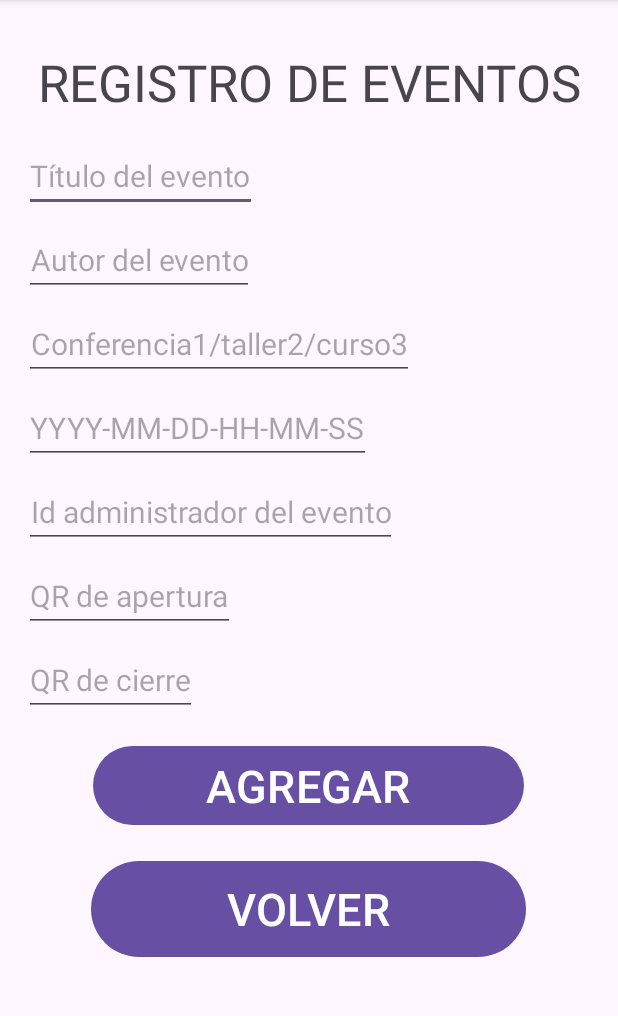
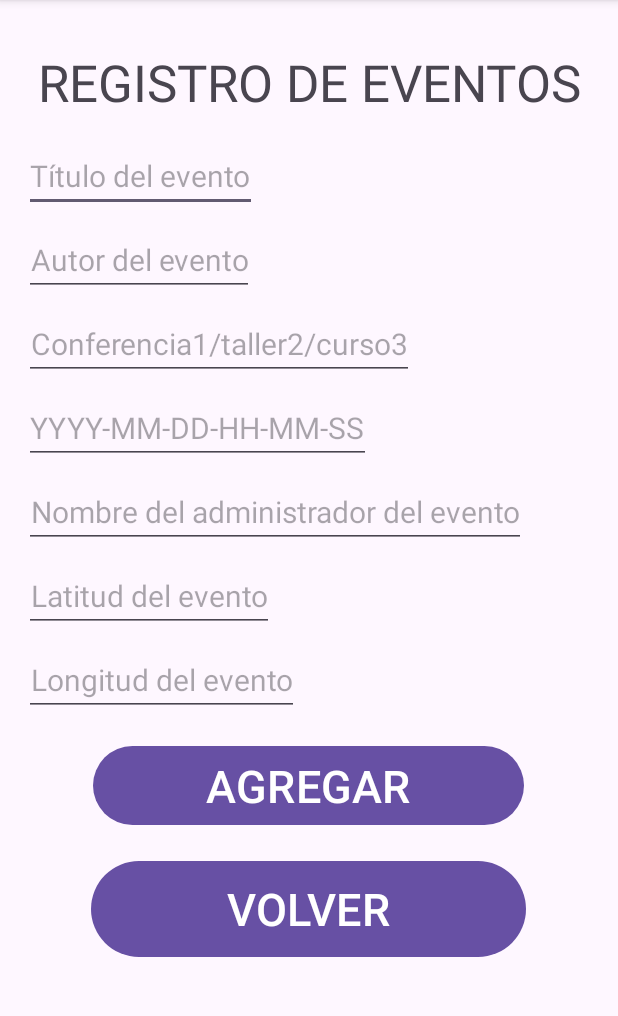
Before and after one commit to Gauruguaya/Acreditads2024, an Android app: the Evento_activity screen opened directly, with no data from a screen before it, on a phone screen of 412 x 824 dp, the part 96-1112 px from its top. Run offline under Robolectric (Android 15) with nearby library versions, the phone set to English and light mode, and no system bars.

```diff
--- a/app/src/main/java/com/example/acreditads2023/Database.java
+++ b/app/src/main/java/com/example/acreditads2023/Database.java
@@ -21,7 +21,10 @@ public class Database extends SQLiteOpenHelper {
                 "docUsuario text, emailUsuario text, tipoUsuario integer, tareaUsuario text, fechaHora text);");
         db.execSQL("create table if not exists Evento(idEvento " +
                 "integer primary key autoincrement, tituloEvento text, autorEvento text," +
-                "tipoEvento integer, fechaHoraEvento text, idAdminEvento integer, qrApertura blob, qrCierre blob);");
+                "tipoEvento integer, fechaHoraEvento text, administradorEvento text, latitudEvento double, longitudEvento double);");
+        /*db.execSQL("create table if not exists Acreditaciones(idInstalacion integer primary key, idUsuario " +
+                "integer foreign key, idEvento integer foreign key, idInstalacion integer primary key autoincrement" +
+                lecturaQR, timeStamp);");*/
     }
 
     @Override
--- a/app/src/main/java/com/example/acreditads2023/Evento_activity.java
+++ b/app/src/main/java/com/example/acreditads2023/Evento_activity.java
@@ -6,15 +6,16 @@ import android.os.Bundle;
 import android.view.View;
 import android.widget.Button;
 import android.widget.EditText;
+
 import androidx.appcompat.app.AppCompatActivity;
+
 public class Evento_activity extends AppCompatActivity {
     private EditText edtTituloEvento;
     private EditText edtAutorEvento;
     private EditText edtTipoEvento;
     private EditText edtFechaHoraEvento;
-    private EditText edtIdAdminEvento;
-    private EditText edtQRaperturaEvento;
-    private EditText edtQRcierreEvento;
+    private EditText edtAdministradorEvento;
+    private EditText edtQREvento;
     private Button btnAgregar;
     private Button btnVolver;
     private Database db;
@@ -26,39 +27,31 @@ public class Evento_activity extends AppCompatActivity {
         setContentView(R.layout.evento_activity);
         btnAgregar = findViewById(R.id.btnAgregar);
         btnVolver = findViewById(R.id.btnVolver);
-        edtTituloEvento = findViewById(R.id.edtTipoEvento);
+        edtTituloEvento = findViewById(R.id.edtTituloEvento);
         edtAutorEvento = findViewById(R.id.edtAutorEvento);
         edtTipoEvento = findViewById(R.id.edtTipoEvento);
         edtFechaHoraEvento = findViewById(R.id.edtFechaHoraEvento);
-        edtIdAdminEvento = findViewById(R.id.edtIdAdminEvento);
-        edtQRaperturaEvento = findViewById(R.id.edtQRaperturaEvento);
-        edtQRcierreEvento = findViewById(R.id.edtQRcierreEvento);
+        edtAdministradorEvento = findViewById(R.id.edtAdministradorEvento);
 
         db = new Database(getApplicationContext());
 
         btnAgregar = findViewById(R.id.btnAgregar);
-        btnAgregar.setOnClickListener(new View.OnClickListener() {
-            @Override
-            public void onClick(View v) {
+        btnAgregar.setOnClickListener(v -> {
             Evento e = new Evento();
             e.setTituloEvento(edtTituloEvento.getText().toString());
             e.setAutorEvento(edtAutorEvento.getText().toString());
             e.setTipoEvento(Integer.parseInt(edtTipoEvento.getText().toString()));
             e.setFechaHoraEvento(edtFechaHoraEvento.getText().toString());
-                e.setIdAdminEvento(Integer.parseInt(edtIdAdminEvento.getText().toString()));
+            e.setAdministradorEvento(edtAdministradorEvento.getText().toString());
 
             EventoDAO eDAO = new EventoDAO(db);
             eDAO.salvar(e);
-            }
         });
 
         btnVolver = findViewById(R.id.btnVolver);
-        btnVolver.setOnClickListener(new View.OnClickListener() {
-            @Override
-            public void onClick(View view) {
+        btnVolver.setOnClickListener(view -> {
             Intent intent = new Intent(getApplicationContext(), MainActivity.class);
             startActivity(intent);
-            }
         });
     }
 }
--- a/app/src/main/res/layout/evento_activity.xml
+++ b/app/src/main/res/layout/evento_activity.xml
@@ -52,31 +52,34 @@
         android:textSize="20sp"/>
 
     <EditText
-        android:id="@+id/edtIdAdminEvento"
+        android:id="@+id/edtAdministradorEvento"
         android:layout_width="wrap_content"
         android:layout_height="wrap_content"
         android:layout_marginTop="8dp"
-        android:hint="Id administrador del evento"
+        android:hint="Nombre del administrador del evento"
         android:inputType="number"
         android:gravity="center"
         android:textSize="20sp"/>
+
     <EditText
-        android:id="@+id/edtQRaperturaEvento"
+        android:id="@+id/edtLatitud"
         android:layout_width="wrap_content"
         android:layout_height="wrap_content"
         android:layout_marginTop="8dp"
-        android:hint="QR de apertura"
+        android:hint="Latitud del evento"
+        android:inputType="number"
         android:gravity="center"
         android:textSize="20sp"/>
+
     <EditText
-        android:id="@+id/edtQRcierreEvento"
+        android:id="@+id/edtLongitud"
         android:layout_width="wrap_content"
         android:layout_height="wrap_content"
         android:layout_marginTop="8dp"
-        android:hint="QR de cierre"
+        android:hint="Longitud del evento"
+        android:inputType="number"
         android:gravity="center"
         android:textSize="20sp"/>
-
     <Button
         android:id="@+id/btnAgregar"
         android:layout_width="wrap_content"
```
Also changed, not shown: app/src/main/java/com/example/acreditads2023/Acreditaciones.java (added, +49 -0 lines), app/src/main/java/com/example/acreditads2023/AcreditacionesDAO.java (added, +58 -0 lines), app/src/main/java/com/example/acreditads2023/Acreditaciones_activity.java (+7 -2 lines), app/src/main/java/com/example/acreditads2023/Agenda_activity.java (+7 -2 lines), app/src/main/java/com/example/acreditads2023/Evento.java (+20 -6 lines), app/src/main/java/com/example/acreditads2023/EventoDAO.java (+11 -4 lines), app/src/main/res/layout/acceso_administradores.xml (+1 -12 lines), app/src/main/res/layout/acreditaciones_activity.xml (+16 -6 lines), app/src/main/res/layout/agenda_activity.xml (+26 -42 lines), app/src/main/AndroidManifest.xml (line endings or trailing spaces). Lines whose indentation alone changed are shown as unchanged.
